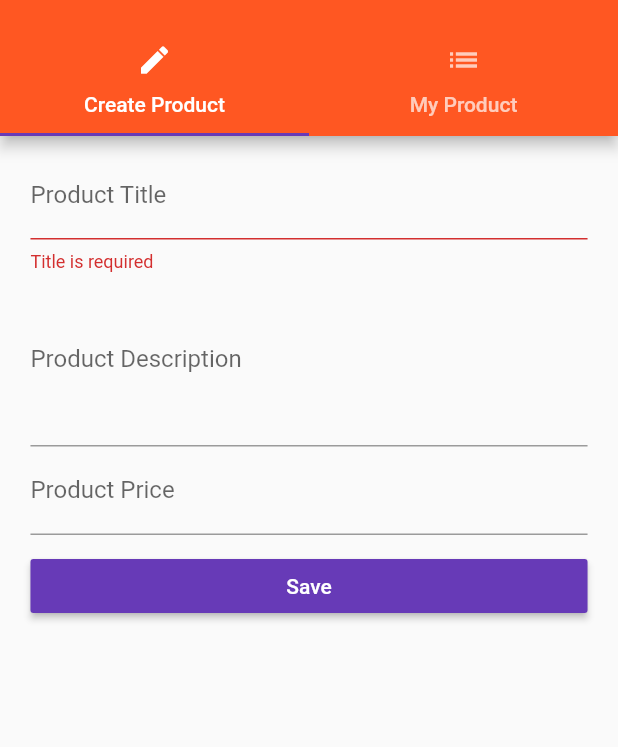
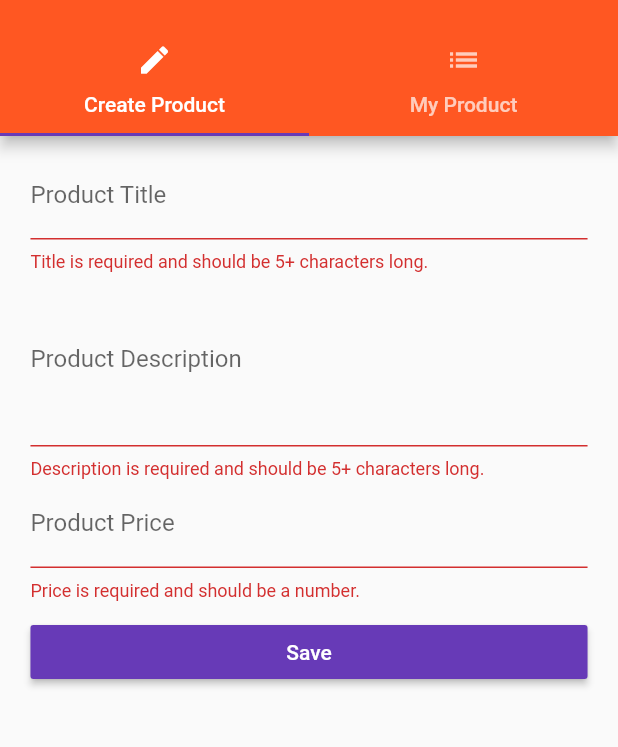
Before and after one commit to djedi-knight/flutter-apps, a Flutter app: the ProductsAdminPage screen opened by its route, after a tap on "Save", on a phone screen of 412 x 824 dp, the part 59-806 px from its top. Run offline on Flutter 3.47's test engine with Material 2 defaults, Android fonts, the phone set to English and light mode, and no system bars.

Commit message:
Finished form validation on ProductCreate

```diff
--- a/flutter_course/lib/pages/product_create.dart
+++ b/flutter_course/lib/pages/product_create.dart
@@ -21,8 +21,8 @@ class _ProductCreatePageState extends State<ProductCreatePage> {
     return TextFormField(
       decoration: InputDecoration(labelText: 'Product Title'),
       validator: (String value) {
-        if (value.isEmpty) {
-          return 'Title is required';
+        if (value.isEmpty || value.length < 5) {
+          return 'Title is required and should be 5+ characters long.';
         }
       },
       onSaved: (String value) {
@@ -37,6 +37,11 @@ class _ProductCreatePageState extends State<ProductCreatePage> {
     return TextFormField(
       maxLines: 4,
       decoration: InputDecoration(labelText: 'Product Description'),
+      validator: (String value) {
+        if (value.isEmpty || value.length < 5) {
+          return 'Description is required and should be 5+ characters long.';
+        }
+      },
       onSaved: (String value) {
         setState(() {
           _descriptionValue = value;
@@ -49,6 +54,12 @@ class _ProductCreatePageState extends State<ProductCreatePage> {
     return TextFormField(
       keyboardType: TextInputType.number,
       decoration: InputDecoration(labelText: 'Product Price'),
+      validator: (String value) {
+        if (value.isEmpty ||
+            !RegExp(r'^(?:[1-9]\d*|0)?(?:\.\d+)?$').hasMatch(value)) {
+          return 'Price is required and should be a number.';
+        }
+      },
       onSaved: (String value) {
         setState(() {
           _priceValue = double.parse(value);
```
